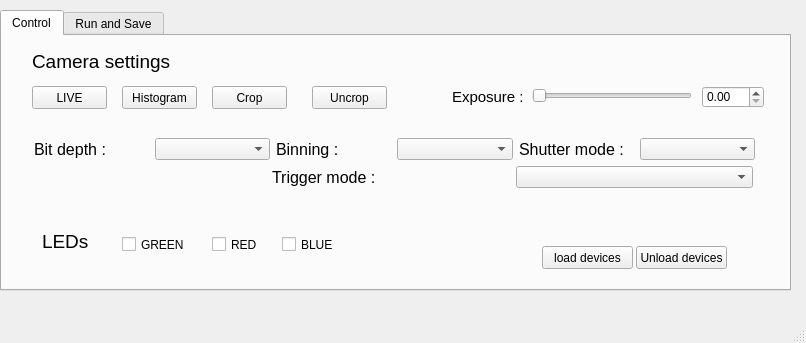
Qt form isoi_window.ui (JohnstonLab/OMMI) before a commit.
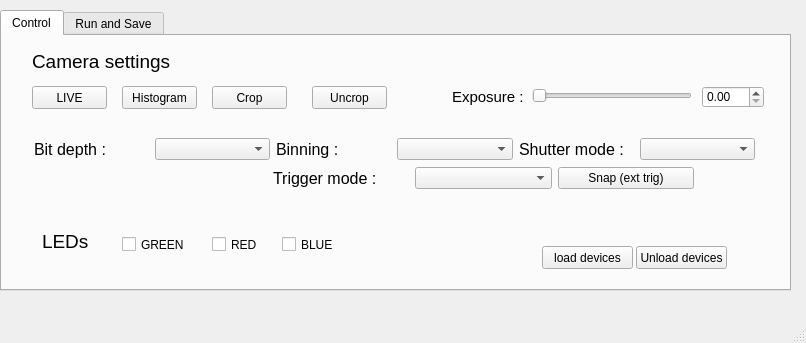
The same form after that commit.

Diff of the .ui file:
```diff
--- a/isoi_window.ui
+++ b/isoi_window.ui
@@ -284,10 +284,10 @@
      <widget class="QWidget" name="">
       <property name="geometry">
        <rect>
-        <x>270</x>
+        <x>271</x>
         <y>130</y>
-        <width>481</width>
-        <height>22</height>
+        <width>421</width>
+        <height>25</height>
        </rect>
       </property>
       <layout class="QHBoxLayout" name="horizontalLayout_2">
@@ -306,6 +306,13 @@
        <item>
         <widget class="QComboBox" name="triggerBox"/>
        </item>
+       <item>
+        <widget class="QPushButton" name="triggerBtn">
+         <property name="text">
+          <string>Snap (ext trig)</string>
+         </property>
+        </widget>
+       </item>
       </layout>
      </widget>
     </widget>
```
Left out of the diff: 2 changed lines with no effect on the pictures.
